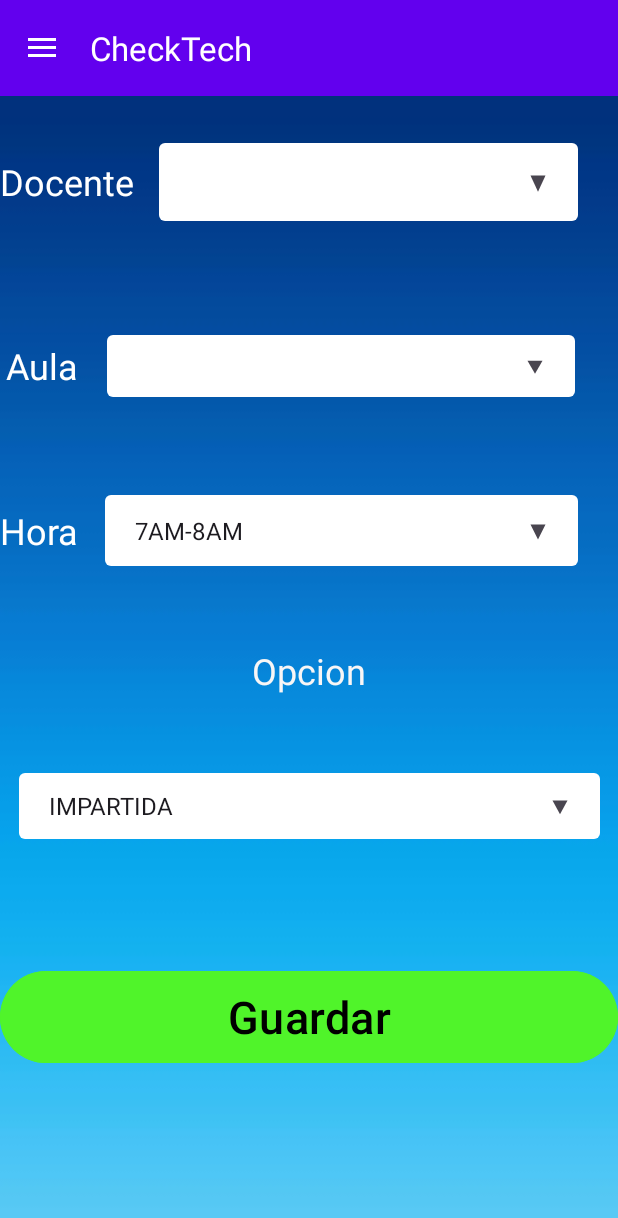
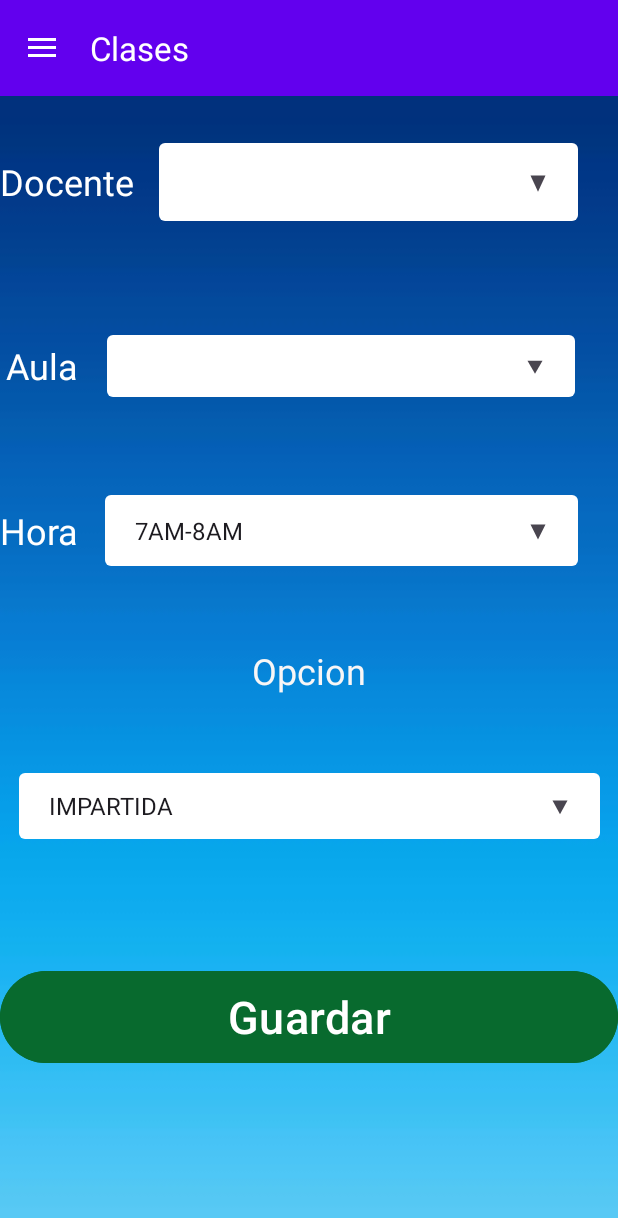
Before and after one commit to DELLAlfredo/AsistenciaDocente, an Android app: the Clases screen opened directly, with no data from a screen before it, on a phone screen of 412 x 824 dp. Shown: the top 1218 px of the screen. Run offline under Robolectric (Android 15) with nearby library versions, the light colour scheme and no system bars; our stand-ins replace Volley; Roboto replaces fonts that are not available here; 1 statement that could not run was skipped.

Commit message:
ip para servidor

```diff
--- a/app/src/main/java/com/example/asistenciadocente/Clases.java
+++ b/app/src/main/java/com/example/asistenciadocente/Clases.java
@@ -42,6 +42,7 @@ public class Clases extends menu {
         super.onCreate(savedInstanceState);
         activityClasesBinding = ActivityClasesBinding.inflate(getLayoutInflater());
         setContentView(activityClasesBinding.getRoot());
+        allocateActivityTitle("Clases");
 
         spDocentes = findViewById(R.id.spDocentes);
         spAula = findViewById(R.id.spAula);
@@ -59,7 +60,7 @@ public class Clases extends menu {
         OkHttpClient client = new OkHttpClient();
 
         Request request = new Request.Builder ()
-                .url("https://checador.tech/api_checador/obtener-docentes")
+                .url("http://201.164.155.166/api_checador/obtener-docentes")
                // .url("http://192.168.56.1:80/Checador/mostrarDatosClasesDocentes.php")
                 .build();
 
@@ -106,7 +107,7 @@ public class Clases extends menu {
 
         OkHttpClient clientAula = new OkHttpClient();
         Request aula = new Request.Builder ()
-                .url("https://checador.tech/api_checador/aulas")
+                .url("http://201.164.155.166/api_checador/aulas")
                 //.url("http://192.168.56.1:80/Checador/mostrarDatosClasesAula.php")
                 .build();
 
@@ -168,7 +169,7 @@ public class Clases extends menu {
         String hora = spHora.getSelectedItem().toString();        //Obtiene el elemento seleccionado del Spinner spHora y lo convierte en una cadena. Esto obtiene el valor seleccionado de la hora.
         String opcion = spOpcion.getSelectedItem().toString();    //Obtiene el elemento seleccionado del Spinner spOpcion y lo convierte en una cadena. Esto obtiene el valor seleccionado de la opción.
 
-        String URL= "https://checador.tech/api_checador/insertar-clase";
+        String URL= "http://201.164.155.166/api_checador/insertar-clase";
        //String URL= "http://192.168.56.1:80/Checador/insertar_clases.php";
 
        Calendar calendar = Calendar.getInstance();                      //Obtiene una instancia del calendario actual.
@@ -188,7 +189,7 @@ public class Clases extends menu {
                     @Override
                     public void onErrorResponse(VolleyError error) {                        // respuesta de error
                        // Toast.makeText(getApplicationContext(), "Fallo", Toast.LENGTH_SHORT).show();
-                       Toast.makeText(getApplicationContext(), error.toString(), Toast.LENGTH_SHORT).show();
+                        Toast.makeText(getApplicationContext(), error.toString(), Toast.LENGTH_SHORT).show();
                     }
                 }) {
             @Override
--- a/app/src/main/java/com/example/asistenciadocente/Login.java
+++ b/app/src/main/java/com/example/asistenciadocente/Login.java
@@ -53,7 +53,7 @@ public class Login extends AppCompatActivity {
 
                 if (!Usuario.isEmpty() && !Paswword.isEmpty()) {
                     if (isValidEmail(Usuario)) { // Verificar si el correo es válido
-                        validarUsuario("https://checador.tech/api_checador/validar_usuario");
+                        validarUsuario("http://201.164.155.166/api_checador/validar_usuario");
                     } else {
                         Toast.makeText(Login.this, "Ingrese un correo electrónico válido", Toast.LENGTH_SHORT).show();
                     }
@@ -98,7 +98,7 @@ public class Login extends AppCompatActivity {
             @Override
             public void onErrorResponse(VolleyError error) {
                 //mensaje de error por internet o conexion
-                Toast.makeText(Login.this,error.getMessage(),Toast.LENGTH_SHORT).show();
+                Toast.makeText(Login.this, "Conexion Inestable Verfique Su Conexion", Toast.LENGTH_SHORT).show();
             }
         }){
             @Override
--- a/app/src/main/java/com/example/asistenciadocente/RegistroUsuario.java
+++ b/app/src/main/java/com/example/asistenciadocente/RegistroUsuario.java
@@ -100,7 +100,7 @@ public class RegistroUsuario extends AppCompatActivity {
         }
 
         progressDialog.show();
-        StringRequest request = new StringRequest(Request.Method.POST, "https://checador.tech/api_checador/usuarios/registro",
+        StringRequest request = new StringRequest(Request.Method.POST, "http://201.164.155.166/api_checador/usuarios/registro",
                 new Response.Listener<String>() {
                     @Override
                     public void onResponse(String response) {
--- a/app/src/main/java/com/example/asistenciadocente/enviacorreo.java
+++ b/app/src/main/java/com/example/asistenciadocente/enviacorreo.java
@@ -66,7 +66,7 @@ public class enviacorreo extends AppCompatActivity {
 
                 if (!Usuario.isEmpty() && !Paswword.isEmpty()) {
                     if (isValidEmail(Usuario)) { // Verificar si el correo es válido
-                        validarrecupeacion("https://checador.tech/api_checador/validar_recuperacion");
+                        validarrecupeacion("http://201.164.155.166/api_checador/validar_recuperacion");
                     } else {
                         Toast.makeText(enviacorreo.this, "Ingrese un correo electrónico válido", Toast.LENGTH_SHORT).show();
                     }
@@ -96,7 +96,7 @@ public class enviacorreo extends AppCompatActivity {
     public void enviarCorreo() {
         String emailAddress = Correo.getText().toString();
         int randomNumber = generateRandomNumber(1, 5); // Generate a random number between 1 and 5
-        String serverUrl = "https://checador.tech/api_checador/Validacion"; // Replace with your server URL
+        String serverUrl = "http://201.164.155.166/api_checador/Validacion"; // Replace with your server URL
 
         FormBody requestBody = new FormBody.Builder()
                 .add("email", emailAddress)
--- a/app/src/main/java/com/example/asistenciadocente/recuperarcontrasena.java
+++ b/app/src/main/java/com/example/asistenciadocente/recuperarcontrasena.java
@@ -51,7 +51,7 @@ public class recuperarcontrasena extends AppCompatActivity {
                 } else if (!password.equals(confirmPassword)) {
                     Toast.makeText(getApplicationContext(), "Las contraseñas no coinciden", Toast.LENGTH_SHORT).show();
                 } else {
-                    guardar("https://checador.tech/api_checador/cambiar-contraseña", email, password);
+                    guardar("http://201.164.155.166/api_checador/cambiar-contraseña", email, password);
                 }
             }
         });
--- a/app/src/main/res/layout/activity_clases.xml
+++ b/app/src/main/res/layout/activity_clases.xml
@@ -96,12 +96,13 @@
         android:layout_width="0dp"
         android:layout_height="69dp"
         android:layout_marginBottom="28dp"
+        android:backgroundTint="@color/INNcolor"
         android:text="Guardar"
-        android:textColor="@color/black"
+
         android:textSize="30dp"
-        android:backgroundTint="#50F42A"
         app:layout_constraintBottom_toBottomOf="parent"
         app:layout_constraintEnd_toEndOf="parent"
+        app:layout_constraintHorizontal_bias="0.0"
         app:layout_constraintStart_toStartOf="parent"
         app:layout_constraintTop_toBottomOf="@+id/spOpcion" />
 
--- a/app/src/main/res/menu/main_menu.xml
+++ b/app/src/main/res/menu/main_menu.xml
@@ -19,7 +19,7 @@
 
         <item
             android:id="@+id/nav_Reporte_Semanal"
-            android:title="Reporte Semanal"
+            android:title="Reporte De Asistencia"
             android:icon="@drawable/reporte"
             />
         <item
```
Also changed, not shown: app/src/main/AndroidManifest.xml (+8 -5 lines), app/src/main/java/com/example/asistenciadocente/Reporte.java (+4 -4 lines), app/src/main/java/com/example/asistenciadocente/abcAula.java (+4 -5 lines), app/src/main/java/com/example/asistenciadocente/abcDocentes.java (+4 -5 lines), app/src/main/java/com/example/asistenciadocente/reintentar.java (added, +14 -0 lines), app/src/main/res/layout/activity_reintentar.xml (added, +10 -0 lines).
